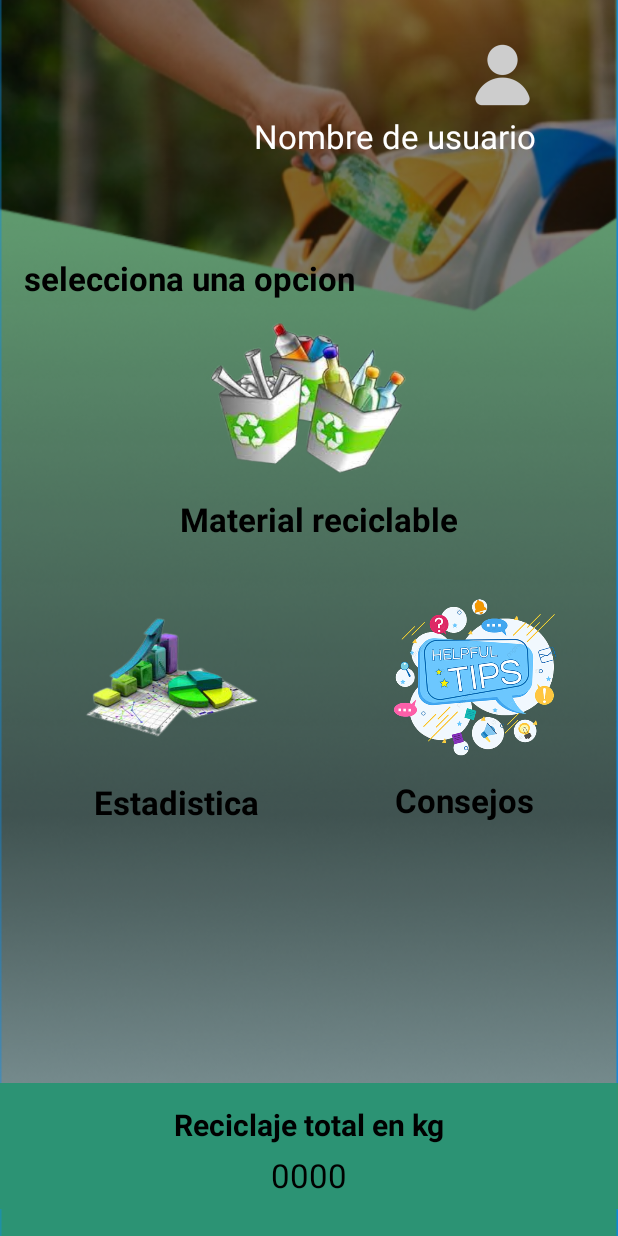
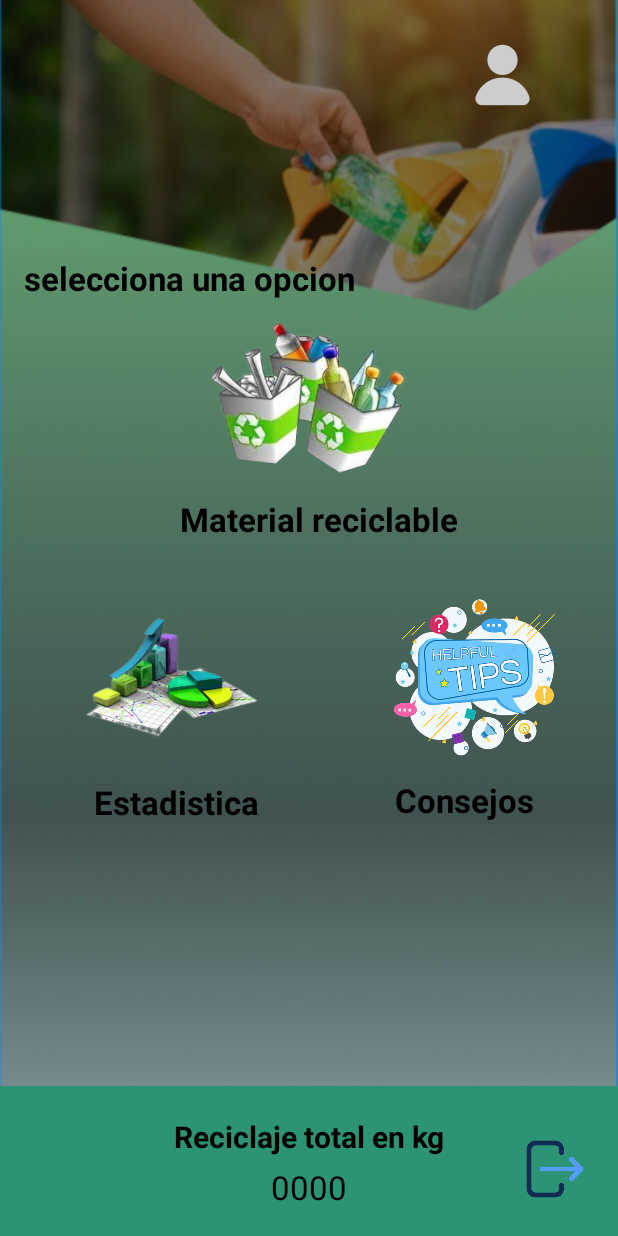
Before and after one commit to noelia333/EcoReciclaje, an Android app: the Perfil_usuario screen opened directly, with no data from a screen before it, on a phone screen of 412 x 824 dp. Run offline under Robolectric (Android 15) with nearby library versions, the phone set to English and light mode, and no system bars.

Commit message:
Actualizacion perfil usuario name, icon salida

```diff
--- a/app/src/main/java/co/edu/unipiloto/ecoreciclaje_equipo05/Perfil_usuario.java
+++ b/app/src/main/java/co/edu/unipiloto/ecoreciclaje_equipo05/Perfil_usuario.java
@@ -3,6 +3,7 @@ package co.edu.unipiloto.ecoreciclaje_equipo05;
 import androidx.appcompat.app.AppCompatActivity;
 
 import android.content.Intent;
+import android.content.SharedPreferences;
 import android.os.Bundle;
 import android.view.View;
 import android.widget.ImageView;
@@ -14,11 +15,16 @@ import java.io.FileReader;
 import java.io.IOException;
 import java.util.Locale;
 
+
 public class Perfil_usuario extends AppCompatActivity {
 
-    ImageView imvConsejos,imvMaterialReciclable,imvEstadistica;
+
+
+    ImageView imvConsejos,imvMaterialReciclable,imvEstadistica, imgSalida;
 
     TextView tvConsejos,tvMaterialRecicable,tvEstadistica, tvTotalTodosKg;
+
+    private String username;
 
 
     @Override
@@ -27,6 +33,8 @@ public class Perfil_usuario extends AppCompatActivity {
         setContentView(R.layout.activity_perfil_usuario);
 
         tvTotalTodosKg = findViewById(R.id.tw0000);
+        imgSalida= findViewById(R.id.imgSalida);
+
 
         // Mostrar la suma total de kg al iniciar la aplicación
         mostrarTotalTodosKg();
@@ -34,11 +42,13 @@ public class Perfil_usuario extends AppCompatActivity {
         //captura nombre usuario
         Intent intent = getIntent();
         if (intent != null && intent.hasExtra("username")) {
-            String username = intent.getStringExtra("username");
-
-            // Establecer el nombre de usuario en el TextView
-            TextView textViewUsername = findViewById(R.id.textView22);
-            textViewUsername.setText(username);
+            username = intent.getStringExtra("username");
+            guardarNombreUsuario(username);  // Guardar el nombre de usuario en SharedPreferences
+            establecerTextViewUsername(username);  // Establecer el nombre de usuario en el TextView
+        } else {
+            // Si no se pasa un nombre de usuario, intenta recuperarlo de SharedPreferences
+            username = getNombreUsuarioDesdePreferencias();
+            establecerTextViewUsername(username);
         }
 
 
@@ -111,9 +121,13 @@ public class Perfil_usuario extends AppCompatActivity {
             }
         });
 
-
-
-
+        imgSalida.setOnClickListener(new View.OnClickListener() {
+            @Override
+            public void onClick(View v) {
+                Intent cerarSesion= new Intent(getApplicationContext(), Inicio_sesion.class);
+                startActivity(cerarSesion);
+            }
+        });
     }
     private void mostrarTotalTodosKg() {
         File materialsFile = new File(getFilesDir(), "materials.txt");
@@ -145,5 +159,25 @@ public class Perfil_usuario extends AppCompatActivity {
         }
     }
 
-    // Resto de tu código...
+    private void guardarNombreUsuario(String username) {
+        SharedPreferences preferencias = getPreferences(MODE_PRIVATE);
+        SharedPreferences.Editor editor = preferencias.edit();
+        editor.putString("username", username);
+        editor.apply();
+    }
+
+    private String getNombreUsuarioDesdePreferencias() {
+        SharedPreferences preferencias = getPreferences(MODE_PRIVATE);
+        return preferencias.getString("username", "");
+    }
+
+    private void establecerTextViewUsername(String username) {
+        TextView textViewUsername = findViewById(R.id.textView22);
+        textViewUsername.setText(username);
+    }
+
+
+
+
+
 }
--- a/app/src/main/res/layout/activity_perfil_usuario.xml
+++ b/app/src/main/res/layout/activity_perfil_usuario.xml
@@ -5,6 +5,7 @@
     android:layout_width="match_parent"
     android:layout_height="match_parent"
     tools:context=".Perfil_usuario">
+
 
     <ImageView
         android:id="@+id/imageView9"
@@ -132,11 +133,12 @@
     <ImageView
         android:id="@+id/imageView10"
         android:layout_width="match_parent"
-        android:layout_height="120dp"
+        android:layout_height="100dp"
+        android:scaleType="centerCrop"
         android:src="@drawable/rectangle_7"
         app:layout_constraintBottom_toBottomOf="parent"
         app:layout_constraintEnd_toEndOf="parent"
-        app:layout_constraintHorizontal_bias="1.0"
+        app:layout_constraintHorizontal_bias="0.0"
         app:layout_constraintStart_toStartOf="@+id/imageView9"
         app:layout_constraintTop_toTopOf="parent"
         app:layout_constraintVertical_bias="1.0" />
@@ -145,7 +147,7 @@
         android:id="@+id/twreciclajeTotal"
         android:layout_width="wrap_content"
         android:layout_height="wrap_content"
-        android:layout_marginTop="32dp"
+        android:layout_marginTop="20dp"
         android:text="Reciclaje total en kg"
         android:textColor="@color/black"
         android:textSize="20sp"
@@ -160,14 +162,26 @@
         android:id="@+id/tw0000"
         android:layout_width="match_parent"
         android:layout_height="wrap_content"
+        android:layout_marginTop="5dp"
         android:text="0000"
         android:textAlignment="center"
         android:textColor="@color/black"
-        android:layout_marginTop="5dp"
         android:textSize="22sp"
         app:layout_constraintEnd_toEndOf="parent"
         app:layout_constraintStart_toStartOf="@+id/imageView10"
         app:layout_constraintTop_toBottomOf="@+id/twreciclajeTotal" />
 
 
+    <ImageView
+        android:id="@+id/imgSalida"
+        android:layout_width="52dp"
+        android:layout_height="52dp"
+        android:src="@drawable/salida"
+        app:layout_constraintBottom_toBottomOf="@+id/imageView9"
+        app:layout_constraintEnd_toEndOf="@+id/imageView10"
+        app:layout_constraintHorizontal_bias="0.955"
+        app:layout_constraintStart_toStartOf="@+id/imageView10"
+        app:layout_constraintTop_toTopOf="@+id/imageView10"
+        app:layout_constraintVertical_bias="0.617" />
+
 </androidx.constraintlayout.widget.ConstraintLayout>
```
Also changed, not shown: app/src/main/res/drawable/salida.png (added).
